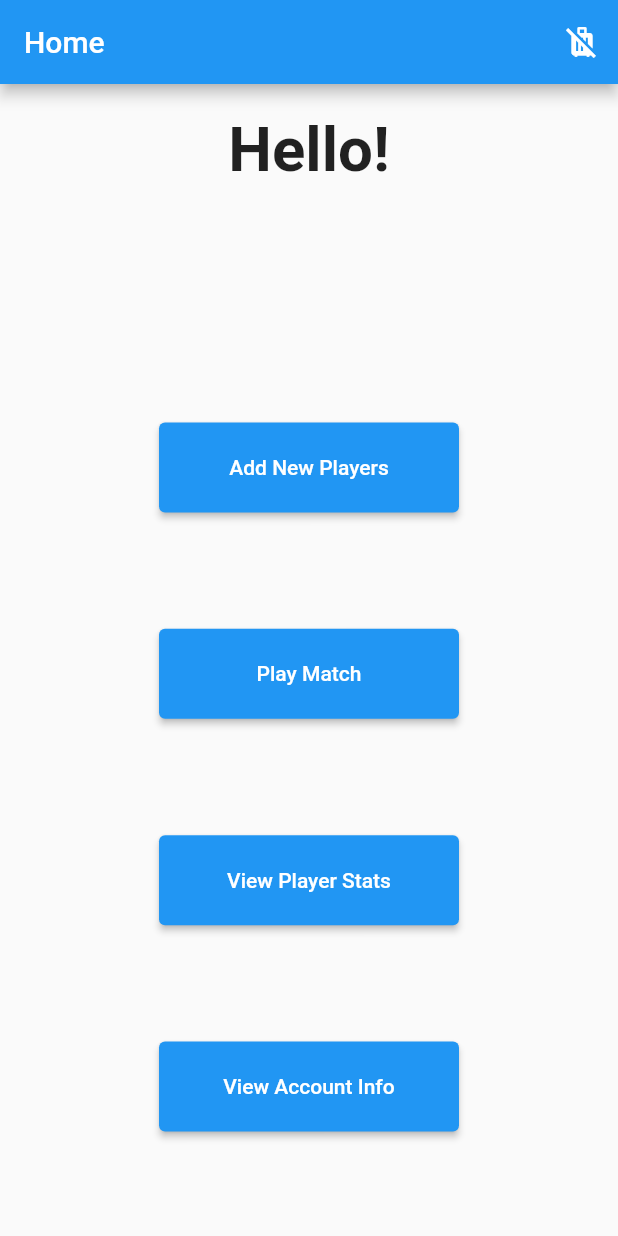
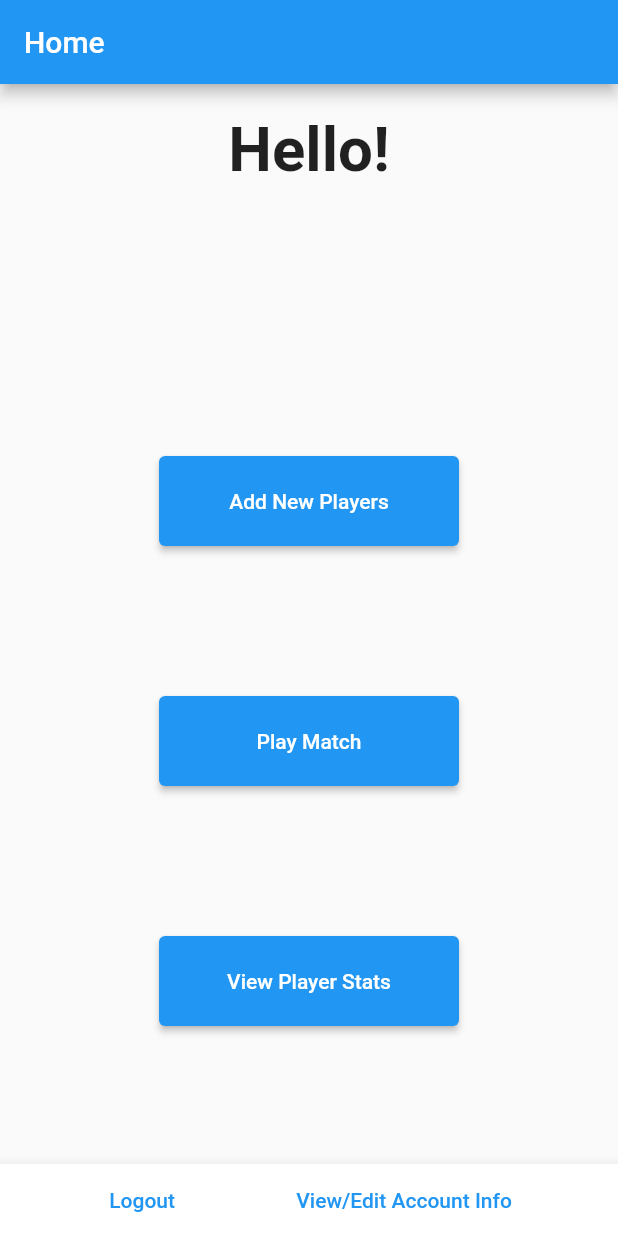
Before and after one commit to RayyanZaid/AutoVolley, a Flutter app: the screen it shows once a user with an empty profile is signed in, on a phone screen of 412 x 824 dp. Run offline on Flutter 3.47's test engine with Material 2 defaults, Android fonts, the phone set to English and light mode, and no system bars; our stand-ins replace cloud_firestore, firebase_auth, firebase_core; accounts and stored records are empty.

```diff
--- a/lib/pages/home.dart
+++ b/lib/pages/home.dart
@@ -6,6 +6,7 @@ import '../classes/Player.dart';
 import '../services/firebaseFunctions.dart';
 import './playerSelection.dart';
 import '../globals.dart' as globals;
+import '../pages/profile.dart';
 
 class Home extends StatelessWidget {
   final AsyncSnapshot<User?>? snapshot;
@@ -19,14 +20,7 @@ class Home extends StatelessWidget {
     final double screenHeight = MediaQuery.of(context).size.height;
     return Scaffold(
       appBar: AppBar(
-        actions: [
-          IconButton(
-              onPressed: () async {
-                globals.snapshot = null;
-                await FirebaseAuth.instance.signOut();
-              },
-              icon: Icon(Icons.leave_bags_at_home))
-        ],
+        actions: [],
         title: Text('Home'),
       ),
       body: Column(
@@ -72,6 +66,7 @@ class Home extends StatelessWidget {
                       padding: EdgeInsets.symmetric(vertical: 8.0),
                       child: ElevatedButton(
                         onPressed: () async {
+                          debugPrint(snapshot!.data!.uid.toString());
                           Navigator.push(context,
                               MaterialPageRoute(builder: (context) {
                             return AddNewPlayer(
@@ -157,16 +152,6 @@ class Home extends StatelessWidget {
                         ),
                       ),
                     ),
-                    Padding(
-                      padding: EdgeInsets.symmetric(vertical: 8.0),
-                      child: ElevatedButton(
-                        onPressed: () {},
-                        child: Text('View Account Info'),
-                        style: ElevatedButton.styleFrom(
-                          minimumSize: Size(200.0, 60.0),
-                        ),
-                      ),
-                    ),
                   ],
                 ),
               ),
@@ -174,6 +159,28 @@ class Home extends StatelessWidget {
           ),
         ],
       ),
+      bottomNavigationBar: BottomAppBar(
+        child: Row(
+          mainAxisAlignment: MainAxisAlignment.spaceEvenly,
+          children: [
+            TextButton(
+              onPressed: () async {
+                globals.snapshot = null;
+                await FirebaseAuth.instance.signOut();
+              },
+              child: Text("Logout"),
+            ),
+            TextButton(
+              onPressed: () {
+                Navigator.push(context, MaterialPageRoute(builder: (context) {
+                  return ProfilePage();
+                }));
+              },
+              child: Text("View/Edit Account Info"),
+            ),
+          ],
+        ),
+      ),
     );
   }
 }
```
Also changed, not shown: lib/auth/login.dart (+7 -5 lines), lib/pages/profile.dart (added, +97 -0 lines), lib/services/authFunctions.dart (+59 -35 lines), lib/services/firebaseFunctions.dart (+13 -0 lines).
